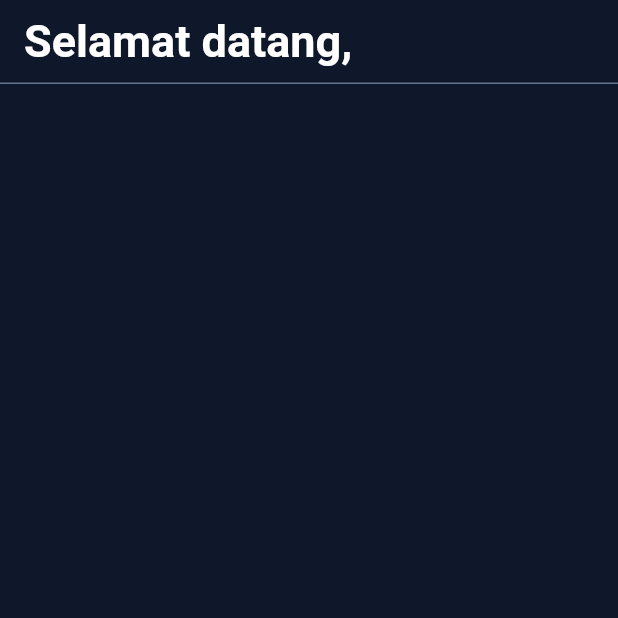
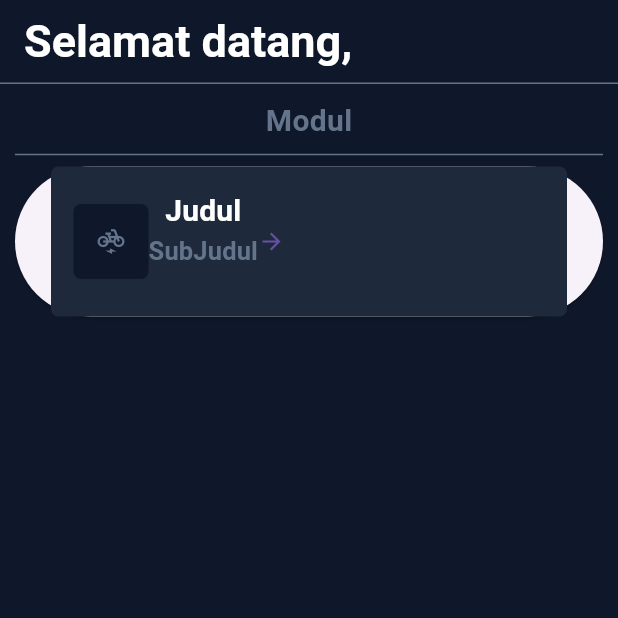
Before and after one commit to Ge3nnnn/Phintar, a Flutter app: the HomePagePhintar screen opened directly, on a phone screen of 412 x 824 dp, the top half of it. Run offline on Flutter 3.47's test engine with Material 3 defaults, Android fonts, the phone set to English and light mode, and no system bars; our stand-ins replace shared_preferences, sqflite; missing offline and left inert: bottom_navigator; accounts and stored records are empty.

Commit message:
home_page_Phintar

```diff
--- a/lib/views/homepage/home_page.dart
+++ b/lib/views/homepage/home_page.dart
@@ -1,6 +1,7 @@
 import 'package:blabla/constants/app_theme.dart';
 import 'package:blabla/constants/app_typografy.dart';
 import 'package:blabla/constants/appbar.dart';
+import 'package:blabla/models/user_model_colour_palatte.dart';
 import 'package:flutter/material.dart';
 
 class HomePagePhintar extends StatelessWidget {
@@ -10,7 +11,66 @@ class HomePagePhintar extends StatelessWidget {
   Widget build(BuildContext context) {
     return Scaffold(
       backgroundColor: AppTheme.backgroundPrimary,
-      appBar: CustomAppBar(title: "Selamat datang, "),
+      appBar: CustomAppBar(title: "Selamat datang,"),
+      body: Padding(
+        padding: EdgeInsetsGeometry.all(10),
+        child: Column(
+          children: [
+            Text(
+              'Modul',
+              style: AppTextStyle.subjudul,
+              // textAlign: TextAlign.end,
+            ),
+            // pembatas
+            Divider(color: AppColors.textColor, thickness: 1),
+            enterCource(),
+          ],
+        ),
+      ),
     );
   }
 }
+
+class enterCource extends StatelessWidget {
+  const enterCource({super.key});
+
+  @override
+  Widget build(BuildContext context) {
+    return ElevatedButton(
+      onPressed: () {},
+      child: Container(
+        height: 100,
+        width: double.infinity,
+        decoration: BoxDecoration(
+          color: AppTheme.backgroundSecondary,
+          borderRadius: BorderRadius.circular(5),
+        ),
+        child: Padding(
+          padding: const EdgeInsets.all(15.0),
+          child: Row(
+            mainAxisAlignment: MainAxisAlignment.start,
+            children: [
+              Container(
+                height: 50,
+                width: 50,
+                decoration: BoxDecoration(
+                  color: AppColors.backgroundPrimary,
+                  borderRadius: BorderRadius.circular(5),
+                ),
+                child: Icon(Icons.electric_bike, color: AppColors.textColor),
+              ),
+              Column(
+                children: [
+                  Text("Judul", style: AppTextStyle.botttonText),
+                  Text("SubJudul", style: AppTextStyle.bottomText),
+                ],
+              ),
+
+              Icon(Icons.arrow_forward),
+            ],
+          ),
+        ),
+      ),
+    );
+  }
+}
```
Also changed, not shown: lib/views/homepage/bottom_nav_bar_phintar.dart (+7 -4 lines), lib/views/lab_page_phintar/lab_page_phintar.dart (added, +21 -0 lines).
